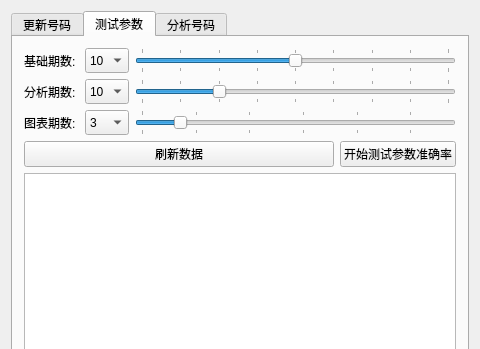
Qt form mainwindow.ui (samksan/QTCP115) before a commit; both pictures show x 0 to 480 and y 0 to 349 of the 480 by 640 pixel window.
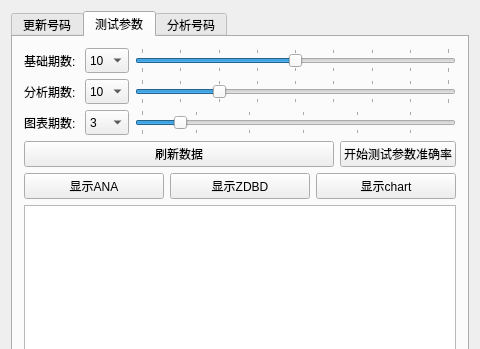
The same form after that commit.

Patch:
```diff
--- a/mainwindow.ui
+++ b/mainwindow.ui
@@ -1740,6 +1740,31 @@
           </item>
          </layout>
         </item>
+        <item>
+         <layout class="QHBoxLayout" name="horizontalLayout_7">
+          <item>
+           <widget class="QPushButton" name="btn_show_chart">
+            <property name="text">
+             <string>显示ANA</string>
+            </property>
+           </widget>
+          </item>
+          <item>
+           <widget class="QPushButton" name="btn_show_ana">
+            <property name="text">
+             <string>显示ZDBD</string>
+            </property>
+           </widget>
+          </item>
+          <item>
+           <widget class="QPushButton" name="btn_show_zdbd">
+            <property name="text">
+             <string>显示chart</string>
+            </property>
+           </widget>
+          </item>
+         </layout>
+        </item>
         <item>
          <widget class="QTableWidget" name="tableWidget"/>
         </item>
```
Left out of the diff: 6 changed lines with no effect on the pictures.
